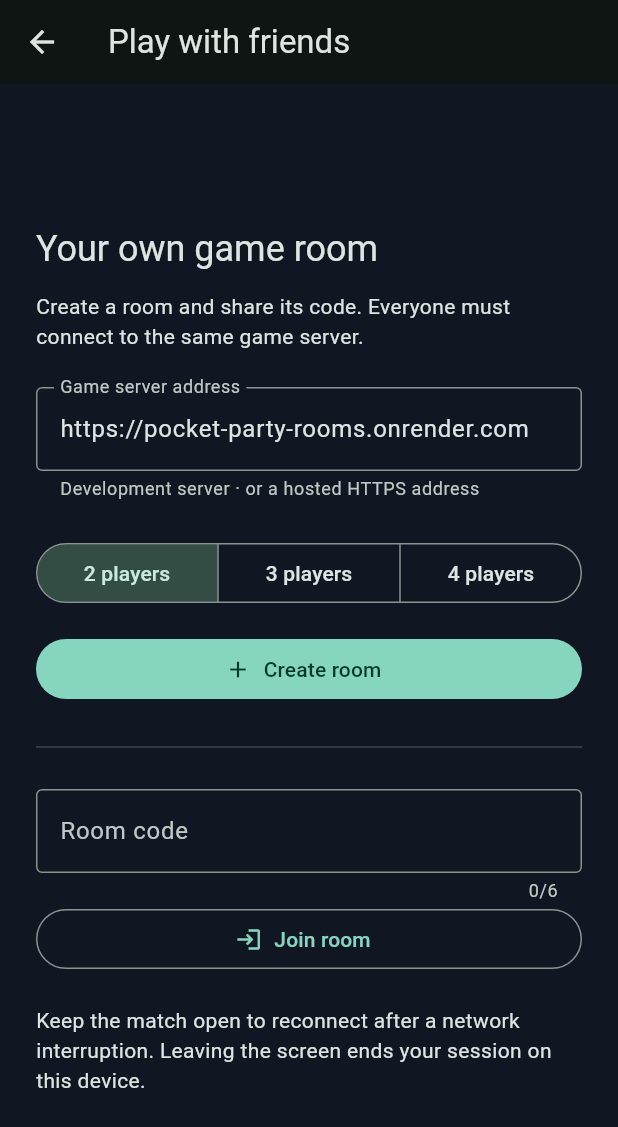
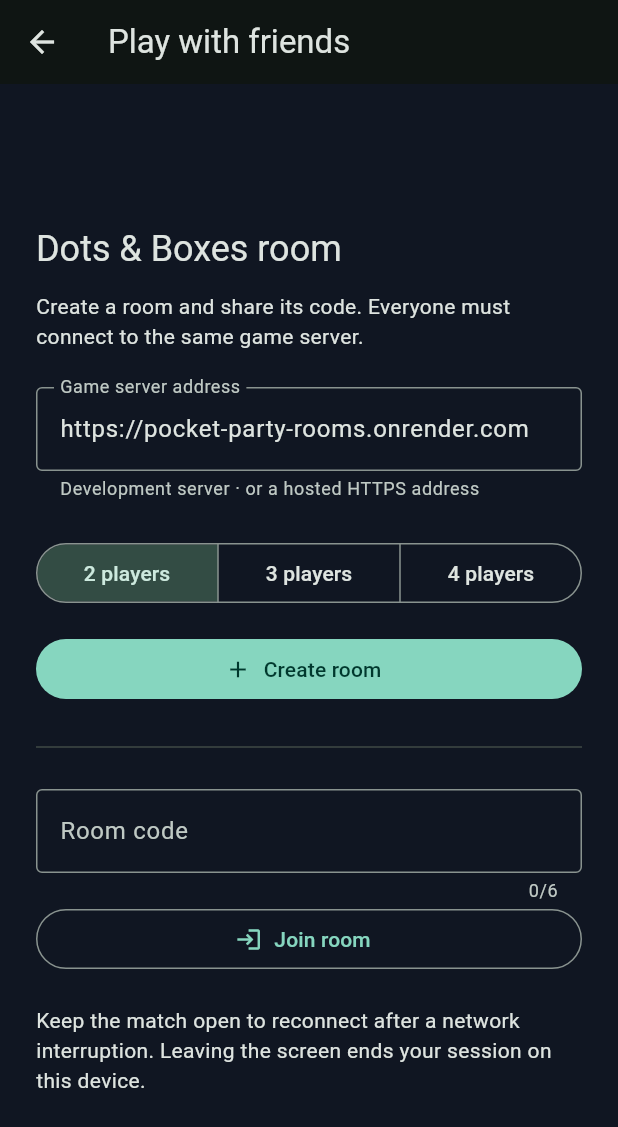
Before and after one commit to SayemTanvir/Pocket-Party, a Flutter app: the screen it shows after launch, after a tap on "Play with friends", on a phone screen of 412 x 824 dp. Shown: the top 1127 px of the screen. Run offline on Flutter 3.47's test engine with Material 3 defaults, Android fonts, the phone set to English and light mode, and no system bars; missing offline and left inert: chess; network calls fail.

Commit message:
Add chess with beginner bot and online rooms

```diff
--- /dev/null
+++ b/lib/games/chess_game.dart
@@ -0,0 +1,110 @@
+import 'dart:math';
+
+import 'package:chess/chess.dart' as rules;
+
+import 'party_game.dart';
+
+class ChessGame implements PartyGame {
+  ChessGame({String? fen})
+    : initialFen = fen,
+      engine = fen == null ? rules.Chess() : rules.Chess.fromFEN(fen);
+  final String? initialFen;
+  final rules.Chess engine;
+  final List<String> history = [];
+  @override
+  int get players => 2;
+  @override
+  int get turn => engine.turn == rules.Color.WHITE ? 0 : 1;
+  @override
+  bool get finished => engine.game_over;
+  bool get check => engine.in_check;
+  String get result => engine.in_checkmate
+      ? '${turn == 0 ? 'Black' : 'White'} wins by checkmate!'
+      : engine.in_stalemate
+      ? 'Draw by stalemate'
+      : 'Draw';
+  List<String> get notation => engine.getHistory().cast<String>();
+  @override
+  List<String> get legalMoves => finished
+      ? []
+      : engine
+            .generate_moves()
+            .map(
+              (m) =>
+                  '${m.fromAlgebraic}${m.toAlgebraic}${m.promotion?.name ?? ''}',
+            )
+            .toList();
+  String? pieceAt(String square) {
+    final piece = engine.get(square);
+    if (piece == null) return null;
+    return piece.color == rules.Color.WHITE
+        ? piece.type.name.toUpperCase()
+        : piece.type.name;
+  }
+
+  @override
+  bool play(String move) {
+    if (!legalMoves.contains(move)) return false;
+    engine.move({
+      'from': move.substring(0, 2),
+      'to': move.substring(2, 4),
+      if (move.length == 5) 'promotion': move[4],
+    });
+    history.add(move);
+    return true;
+  }
+
+  @override
+  Map<String, dynamic> toJson() => {'initialFen': initialFen, 'moves': history};
+  factory ChessGame.fromJson(Map<String, dynamic> data) {
+    final game = ChessGame(fen: data['initialFen'] as String?);
+    for (final move in (data['moves'] as List).cast<String>()) {
+      if (!game.play(move)) {
+        throw const FormatException('Invalid chess history');
+      }
+    }
+    return game;
+  }
+}
+
+// Runs in an isolate on mobile so searching does not block board interactions.
+String chooseChessBotMove(Map<String, dynamic> snapshot) {
+  final game = ChessGame.fromJson(snapshot);
+  final engine = game.engine;
+  final side = engine.turn;
+  const values = {'p': 100, 'n': 320, 'b': 330, 'r': 500, 'q': 900, 'k': 0};
+  int evaluate() {
+    if (engine.in_checkmate) return engine.turn == side ? -100000 : 100000;
+    if (engine.in_draw) return 0;
+    var score = 0;
+    for (final piece in engine.board) {
+      if (piece != null) {
+        score += (piece.color == side ? 1 : -1) * values[piece.type.name]!;
+      }
+    }
+    return score;
+  }
+
+  final candidates = engine.generate_moves()..shuffle(Random());
+  var best = -1000000;
+  String chosen = '';
+  for (final move in candidates) {
+    engine.move(move);
+    var score = evaluate();
+    if (!engine.game_over) {
+      score = 1000000;
+      for (final reply in engine.generate_moves()) {
+        engine.move(reply);
+        score = min(score, evaluate());
+        engine.undo();
+      }
+    }
+    engine.undo();
+    if (score > best) {
+      best = score;
+      chosen =
+          '${move.fromAlgebraic}${move.toAlgebraic}${move.promotion?.name ?? ''}';
+    }
+  }
+  return chosen;
+}
--- a/lib/games/dots_game.dart
+++ b/lib/games/dots_game.dart
@@ -1,19 +1,25 @@
-class DotsGame {
+import 'party_game.dart';
+
+class DotsGame implements PartyGame {
   DotsGame({this.size = 4, this.players = 2})
     : scores = List.filled(players, 0);
 
   final int size;
+  @override
   final int players;
   final List<int> scores;
   final Set<String> edges = {};
   final Map<String, int> edgeOwners = {};
   final Map<String, int> boxes = {};
+  @override
   int turn = 0;
 
   String edge(bool horizontal, int row, int col) =>
       '${horizontal ? 'h' : 'v'}:$row:$col';
+  @override
   bool get finished => boxes.length == (size - 1) * (size - 1);
 
+  @override
   List<String> get legalMoves => [
     for (var r = 0; r < size; r++)
       for (var c = 0; c < size - 1; c++)
@@ -23,6 +29,7 @@ class DotsGame {
         if (!edges.contains(edge(false, r, c))) edge(false, r, c),
   ];
 
+  @override
   bool play(String move) {
     if (finished || !legalMoves.contains(move)) return false;
     edges.add(move);
@@ -56,6 +63,7 @@ class DotsGame {
     return result;
   }
 
+  @override
   Map<String, dynamic> toJson() => {
     'size': size,
     'players': players,
--- /dev/null
+++ b/lib/games/party_game.dart
@@ -0,0 +1,8 @@
+abstract class PartyGame {
+  int get players;
+  int get turn;
+  bool get finished;
+  List<String> get legalMoves;
+  bool play(String move);
+  Map<String, dynamic> toJson();
+}
--- a/lib/main.dart
+++ b/lib/main.dart
@@ -5,6 +5,7 @@ import 'package:flutter/material.dart';
 import 'package:flutter/services.dart';
 
 import 'games/dots_game.dart';
+import 'games/chess_page.dart';
 import 'games/dots_bot.dart';
 import 'online/online_session.dart';
 import 'online/room_setup_page.dart';
@@ -46,6 +47,10 @@ class Lobby extends StatefulWidget {
 class _LobbyState extends State<Lobby> {
   int players = 2;
   bool bot = false;
+  bool chessBot = false;
+  Widget onlineMatch(OnlineSession session) => session.gameType == 'chess'
+      ? ChessPage(online: session)
+      : MatchPage(players: session.game.players, bot: false, online: session);
   @override
   Widget build(BuildContext context) => Scaffold(
     body: SafeArea(
@@ -133,13 +138,57 @@ class _LobbyState extends State<Lobby> {
                             label: const Text('Play with friends'),
                             onPressed: () => Navigator.of(context).push(
                               MaterialPageRoute<void>(
-                                builder: (_) => RoomSetupPage(
-                                  matchBuilder: (session) => MatchPage(
-                                    players: session.game.players,
-                                    bot: false,
-                                    online: session,
-                                  ),
-                                ),
+                                builder: (_) =>
+                                    RoomSetupPage(matchBuilder: onlineMatch),
+                              ),
+                            ),
+                          ),
+                        ),
+                      ],
+                    ),
+                  ),
+                ),
+                const SizedBox(height: 20),
+                Card(
+                  child: Padding(
+                    padding: const EdgeInsets.all(24),
+                    child: Column(
+                      crossAxisAlignment: CrossAxisAlignment.stretch,
+                      children: [
+                        Text(
+                          'Chess',
+                          style: Theme.of(context).textTheme.headlineSmall,
+                        ),
+                        const SizedBox(height: 12),
+                        const Text(
+                          'A classic battle of strategy. Two players, one king to protect.',
+                        ),
+                        SwitchListTile(
+                          contentPadding: EdgeInsets.zero,
+                          title: const Text('Play against a chess bot'),
+                          subtitle: const Text('Beginner difficulty'),
+                          value: chessBot,
+                          onChanged: (value) =>
+                              setState(() => chessBot = value),
+                        ),
+                        FilledButton.icon(
+                          icon: const Icon(Icons.play_arrow),
+                          label: const Text('Start chess'),
+                          onPressed: () => Navigator.of(context).push(
+                            MaterialPageRoute<void>(
+                              builder: (_) => ChessPage(bot: chessBot),
+                            ),
+                          ),
+                        ),
+                        const SizedBox(height: 12),
+                        OutlinedButton.icon(
+                          icon: const Icon(Icons.public),
+                          label: const Text('Chess with friends'),
+                          onPressed: () => Navigator.of(context).push(
+                            MaterialPageRoute<void>(
+                              builder: (_) => RoomSetupPage(
+                                gameType: 'chess',
+                                matchBuilder: onlineMatch,
                               ),
                             ),
                           ),
--- a/lib/online/online_session.dart
+++ b/lib/online/online_session.dart
@@ -5,6 +5,8 @@ import 'package:flutter/foundation.dart';
 import 'package:http/http.dart' as http;
 
 import '../games/dots_game.dart';
+import '../games/chess_game.dart';
+import '../games/party_game.dart';
 
 class OnlineSession extends ChangeNotifier {
   OnlineSession._(this.baseUrl, this.token, Map<String, dynamic> data) {
@@ -16,7 +18,10 @@ class OnlineSession extends ChangeNotifier {
   final http.Client _client = http.Client();
   late String code;
   late int player;
-  late DotsGame game;
+  late PartyGame state;
+  late String gameType;
+  DotsGame get game => state as DotsGame;
+  ChessGame get chessGame => state as ChessGame;
   int joined = 1;
   int revision = -1;
   bool ready = false;
@@ -33,8 +38,8 @@ class OnlineSession extends ChangeNotifier {
       connected &&
       !busy &&
       !expired &&
-      !game.finished &&
-      game.turn == player;
+      !state.finished &&
+      state.turn == player;
 
   static String normalizeUrl(String value) {
     final uri = Uri.tryParse(value.trim());
@@ -55,6 +60,7 @@ class OnlineSession extends ChangeNotifier {
   static Future<OnlineSession> open(
     String address, {
     int? players,
+    String gameType = 'dots',
     String? code,
   }) async {
     final base = normalizeUrl(address);
@@ -80,7 +86,9 @@ class OnlineSession extends ChangeNotifier {
           .post(
             Uri.parse('$base/rooms${players == null ? '/$joinCode/join' : ''}'),
             headers: {'Content-Type': 'application/json'},
-            body: jsonEncode(players == null ? {} : {'players': players}),
+            body: jsonEncode(
+              players == null ? {} : {'players': players, 'gameType': gameType},
+            ),
           )
           .timeout(const Duration(seconds: 8));
       final data = _decode(response);
@@ -109,7 +117,11 @@ class OnlineSession extends ChangeNotifier {
     joined = data['joined'] as int;
     ready = data['ready'] as bool;
     revision = next;
-    game = DotsGame.fromJson(data['game'] as Map<String, dynamic>);
+    gameType = data['gameType'] as String? ?? 'dots';
+    final snapshot = data['game'] as Map<String, dynamic>;
+    state = gameType == 'chess'
+        ? ChessGame.fromJson(snapshot)
+        : DotsGame.fromJson(snapshot);
   }
 
   Future<void> refresh() async {
--- a/lib/online/room_setup_page.dart
+++ b/lib/online/room_setup_page.dart
@@ -3,7 +3,12 @@ import 'package:flutter/material.dart';
 import 'online_session.dart';
 
 class RoomSetupPage extends StatefulWidget {
-  const RoomSetupPage({super.key, required this.matchBuilder});
+  const RoomSetupPage({
+    super.key,
+    required this.matchBuilder,
+    this.gameType = 'dots',
+  });
+  final String gameType;
   final Widget Function(OnlineSession) matchBuilder;
   @override
   State<RoomSetupPage> createState() => _RoomSetupPageState();
@@ -36,6 +41,7 @@ class _RoomSetupPageState extends State<RoomSetupPage> {
       final session = await OnlineSession.open(
         address.text,
         players: create ? players : null,
+        gameType: widget.gameType,
         code: create ? null : code.text,
       );
       if (!mounted) {
@@ -71,7 +77,7 @@ class _RoomSetupPageState extends State<RoomSetupPage> {
               crossAxisAlignment: CrossAxisAlignment.stretch,
               children: [
                 Text(
-                  'Your own game room',
+                  '${widget.gameType == 'chess' ? 'Chess' : 'Dots & Boxes'} room',
                   style: Theme.of(context).textTheme.headlineSmall,
                 ),
                 const SizedBox(height: 12),
@@ -92,6 +98,7 @@ class _RoomSetupPageState extends State<RoomSetupPage> {
                   ),
                 ),
                 const SizedBox(height: 24),
+                if (widget.gameType == 'dots')
                   SegmentedButton<int>(
                     showSelectedIcon: false,
                     segments: [
--- a/pubspec.yaml
+++ b/pubspec.yaml
@@ -35,6 +35,7 @@ dependencies:
   # Use with the CupertinoIcons class for iOS style icons.
   cupertino_icons: ^1.0.8
   http: ^1.6.0
+  chess: ^0.8.1
 
 dev_dependencies:
   flutter_test:
```
Also changed, not shown: lib/games/chess_page.dart (added, +351 -0 lines), pubspec.lock, 9 other files. Lines whose indentation alone changed are shown as unchanged.
